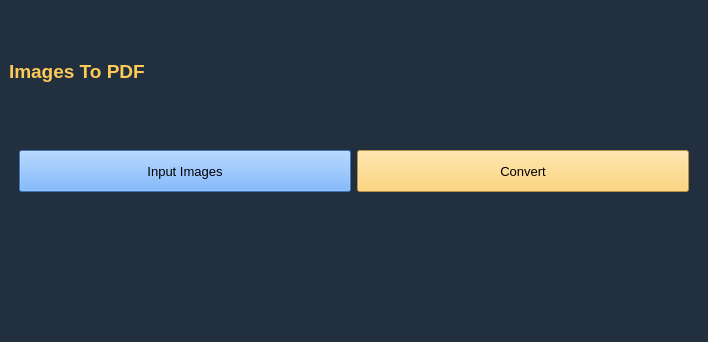
This is ui.ui in shervin-j/Image2PDF as Qt 5 draws it before an edit. The edited form follows.
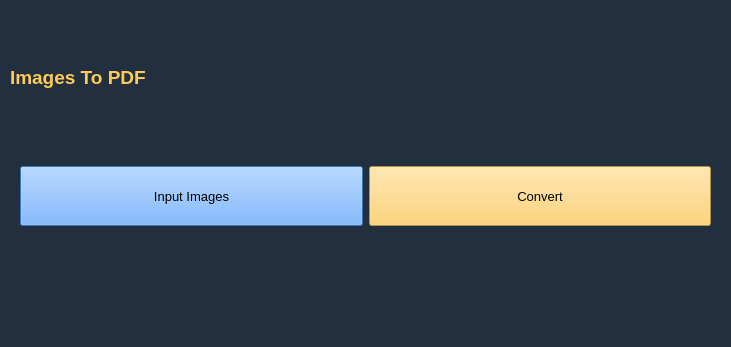
This is the edited form.

The edit to the form file:
```diff
--- a/ui.ui
+++ b/ui.ui
@@ -6,8 +6,8 @@
    <rect>
     <x>0</x>
     <y>0</y>
-    <width>708</width>
-    <height>342</height>
+    <width>731</width>
+    <height>347</height>
    </rect>
   </property>
   <property name="windowTitle">
@@ -17,7 +17,19 @@
    <string notr="true">background-color: rgb(34, 47, 62);</string>
   </property>
   <widget class="QWidget" name="centralwidget">
-   <layout class="QGridLayout" name="gridLayout_2" rowstretch="2,1,2">
+   <layout class="QGridLayout" name="gridLayout_2" rowstretch="3,2,2">
+    <property name="leftMargin">
+     <number>10</number>
+    </property>
+    <property name="topMargin">
+     <number>10</number>
+    </property>
+    <property name="rightMargin">
+     <number>10</number>
+    </property>
+    <property name="bottomMargin">
+     <number>10</number>
+    </property>
     <item row="0" column="0">
      <widget class="QLabel" name="main_label">
       <property name="sizePolicy">
@@ -64,13 +76,13 @@
        <number>10</number>
       </property>
       <property name="topMargin">
-       <number>10</number>
+       <number>15</number>
       </property>
       <property name="rightMargin">
        <number>10</number>
       </property>
       <property name="bottomMargin">
-       <number>10</number>
+       <number>15</number>
       </property>
       <item row="0" column="0">
        <widget class="QPushButton" name="input_images_button">
```
Left out of the diff: 2 changed lines with no effect on the pictures.
